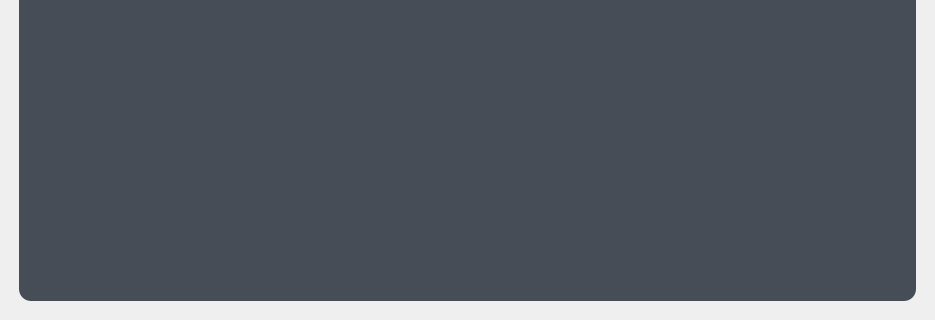
This is ui/gemini.ui in Xbasan/screen_read as Qt 5 draws it before an edit; both pictures show x 0 to 935 and y 527 to 847 of the 935 by 847 pixel window. The edited form follows.
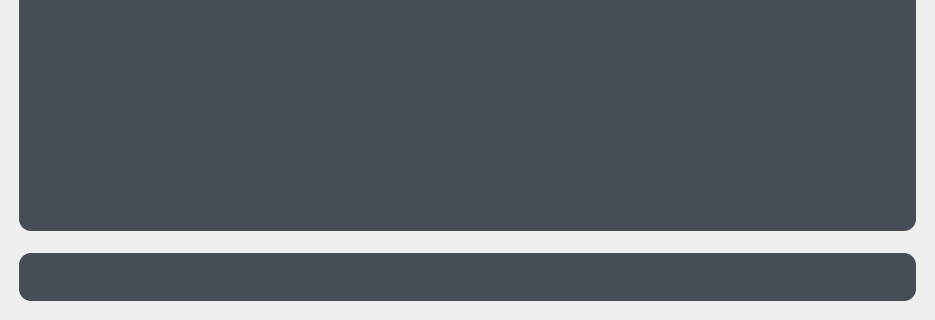
This is the edited form. Icons and pictures are not drawn.

```diff
--- a/ui/gemini.ui
+++ b/ui/gemini.ui
@@ -58,6 +58,81 @@
      </property>
     </widget>
    </item>
+   <item>
+    <widget class="QWidget" name="widget" native="true">
+     <property name="minimumSize">
+      <size>
+       <width>0</width>
+       <height>46</height>
+      </size>
+     </property>
+     <property name="maximumSize">
+      <size>
+       <width>16777215</width>
+       <height>64</height>
+      </size>
+     </property>
+     <property name="styleSheet">
+      <string notr="true">background-color:rgb(70, 77, 86);
+margin: 8px;
+border-radius: 12%;</string>
+     </property>
+     <layout class="QHBoxLayout" name="horizontalLayout">
+      <item>
+       <widget class="QTextEdit" name="promt_textEdit">
+        <property name="minimumSize">
+         <size>
+          <width>0</width>
+          <height>44</height>
+         </size>
+        </property>
+        <property name="maximumSize">
+         <size>
+          <width>16777215</width>
+          <height>46</height>
+         </size>
+        </property>
+        <property name="font">
+         <font>
+          <pointsize>12</pointsize>
+         </font>
+        </property>
+       </widget>
+      </item>
+      <item>
+       <widget class="QPushButton" name="run_ia_button">
+        <property name="minimumSize">
+         <size>
+          <width>0</width>
+          <height>40</height>
+         </size>
+        </property>
+        <property name="font">
+         <font>
+          <pointsize>14</pointsize>
+         </font>
+        </property>
+        <property name="styleSheet">
+         <string notr="true">padding: 8px;</string>
+        </property>
+        <property name="text">
+         <string/>
+        </property>
+        <property name="icon">
+         <iconset>
+          <normaloff>../icon/gemini_image.svg</normaloff>../icon/gemini_image.svg</iconset>
+        </property>
+        <property name="iconSize">
+         <size>
+          <width>32</width>
+          <height>32</height>
+         </size>
+        </property>
+       </widget>
+      </item>
+     </layout>
+    </widget>
+   </item>
   </layout>
  </widget>
  <resources/>
```
